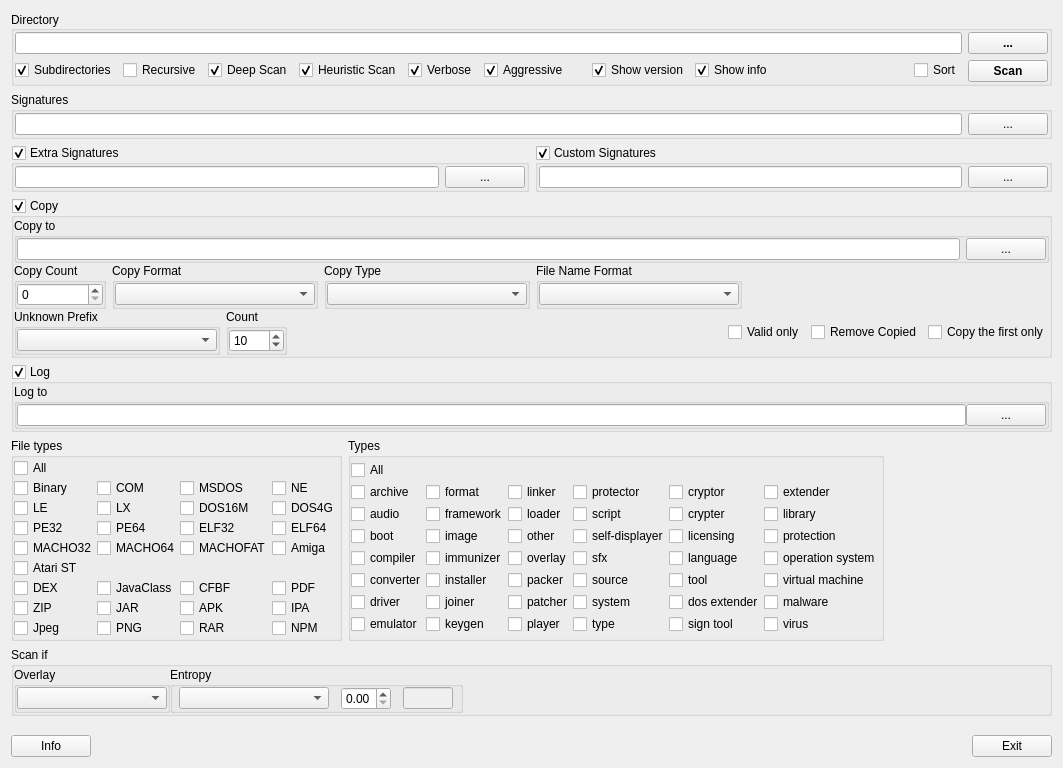
Qt form gui_source/guimainwindow.ui (horsicq/DIE-sort) before a commit.
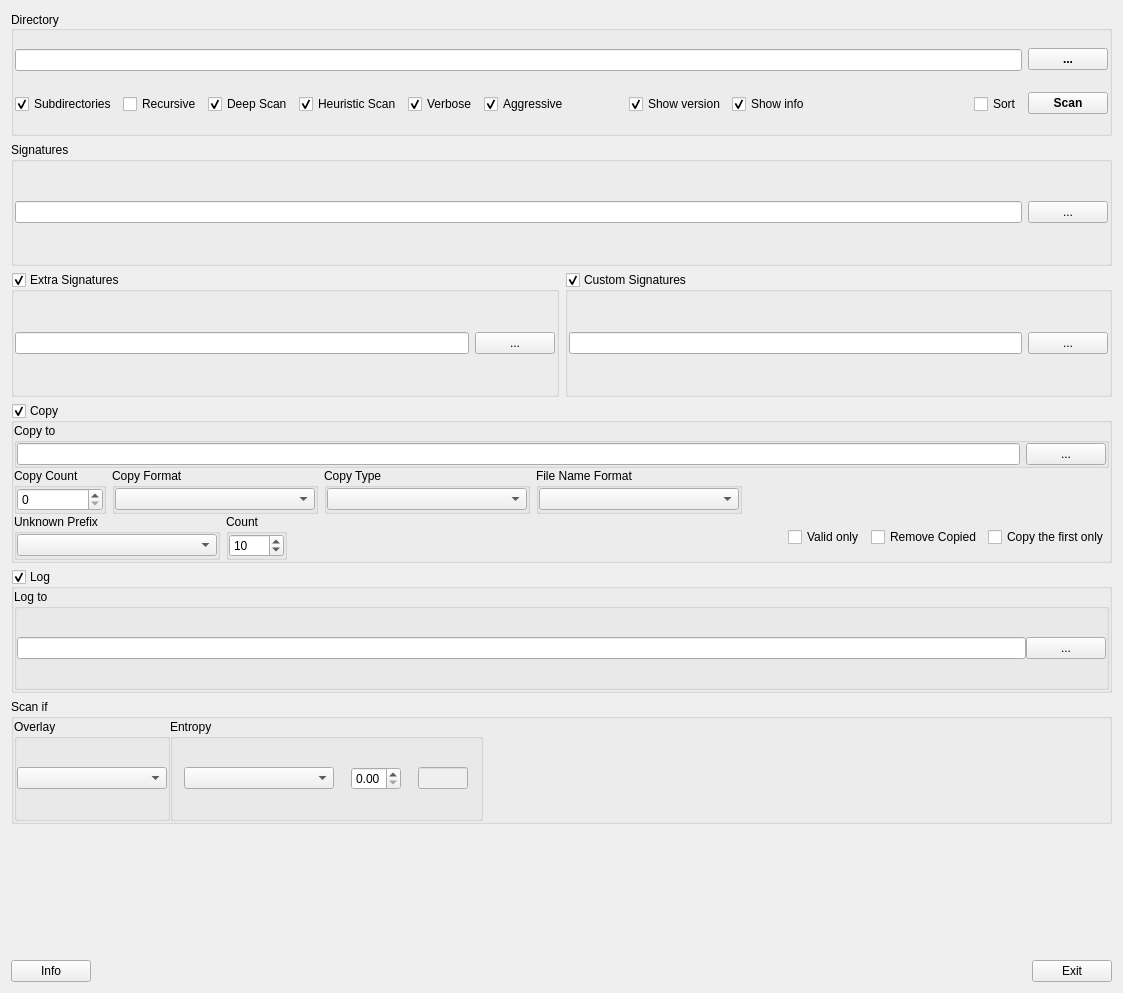
The same form after that commit. Custom widgets are drawn as their Qt base class.

Commit message: refactor(gui): remove file type and category checkboxes

```diff
--- a/gui_source/guimainwindow.ui
+++ b/gui_source/guimainwindow.ui
@@ -6,8 +6,8 @@
    <rect>
     <x>0</x>
     <y>0</y>
-    <width>1063</width>
-    <height>768</height>
+    <width>1123</width>
+    <height>993</height>
    </rect>
   </property>
   <property name="windowTitle">
@@ -693,582 +693,6 @@
       </layout>
      </widget>
     </item>
-    <item>
-     <layout class="QHBoxLayout" name="horizontalLayout_6">
-      <item>
-       <widget class="QGroupBox" name="groupBoxFileTypes">
-        <property name="title">
-         <string>File types</string>
-        </property>
-        <layout class="QGridLayout" name="gridLayout_2">
-         <property name="leftMargin">
-          <number>0</number>
-         </property>
-         <property name="topMargin">
-          <number>0</number>
-         </property>
-         <property name="rightMargin">
-          <number>0</number>
-         </property>
-         <property name="bottomMargin">
-          <number>0</number>
-         </property>
-         <property name="spacing">
-          <number>0</number>
-         </property>
-         <item row="10" column="3">
-          <widget class="QCheckBox" name="checkBoxPDF">
-           <property name="text">
-            <string>PDF</string>
-           </property>
-          </widget>
-         </item>
-         <item row="11" column="0">
-          <widget class="QCheckBox" name="checkBoxZIP">
-           <property name="text">
-            <string>ZIP</string>
-           </property>
-          </widget>
-         </item>
-         <item row="10" column="0">
-          <widget class="QCheckBox" name="checkBoxDEX">
-           <property name="text">
-            <string>DEX</string>
-           </property>
-          </widget>
-         </item>
-         <item row="11" column="3">
-          <widget class="QCheckBox" name="checkBoxIPA">
-           <property name="text">
-            <string>IPA</string>
-           </property>
-          </widget>
-         </item>
-         <item row="2" column="1">
-          <widget class="QCheckBox" name="checkBoxLX">
-           <property name="text">
-            <string>LX</string>
-           </property>
-          </widget>
-         </item>
-         <item row="1" column="2">
-          <widget class="QCheckBox" name="checkBoxMSDOS">
-           <property name="text">
-            <string>MSDOS</string>
-           </property>
-          </widget>
-         </item>
-         <item row="7" column="3">
-          <widget class="QCheckBox" name="checkBoxELF64">
-           <property name="text">
-            <string>ELF64</string>
-           </property>
-          </widget>
-         </item>
-         <item row="11" column="1">
-          <widget class="QCheckBox" name="checkBoxJAR">
-           <property name="text">
-            <string>JAR</string>
-           </property>
-          </widget>
-         </item>
-         <item row="10" column="2">
-          <widget class="QCheckBox" name="checkBoxCFBF">
-           <property name="text">
-            <string>CFBF</string>
-           </property>
-          </widget>
-         </item>
-         <item row="1" column="1">
-          <widget class="QCheckBox" name="checkBoxCOM">
-           <property name="text">
-            <string>COM</string>
-           </property>
-          </widget>
-         </item>
-         <item row="11" column="2">
-          <widget class="QCheckBox" name="checkBoxAPK">
-           <property name="text">
-            <string>APK</string>
-           </property>
-          </widget>
-         </item>
-         <item row="8" column="0">
-          <widget class="QCheckBox" name="checkBoxMACHO32">
-           <property name="text">
-            <string>MACHO32</string>
-           </property>
-          </widget>
-         </item>
-         <item row="7" column="2">
-          <widget class="QCheckBox" name="checkBoxELF32">
-           <property name="text">
-            <string>ELF32</string>
-           </property>
-          </widget>
-         </item>
-         <item row="2" column="0">
-          <widget class="QCheckBox" name="checkBoxLE">
-           <property name="text">
-            <string>LE</string>
-           </property>
-          </widget>
-         </item>
-         <item row="2" column="3">
-          <widget class="QCheckBox" name="checkBoxDOS4G">
-           <property name="text">
-            <string>DOS4G</string>
-           </property>
-          </widget>
-         </item>
-         <item row="13" column="2">
-          <widget class="QCheckBox" name="checkBoxRAR">
-           <property name="text">
-            <string>RAR</string>
-           </property>
-          </widget>
-         </item>
-         <item row="1" column="0">
-          <widget class="QCheckBox" name="checkBoxBinary">
-           <property name="text">
-            <string>Binary</string>
-           </property>
-          </widget>
-         </item>
-         <item row="13" column="0">
-          <widget class="QCheckBox" name="checkBoxJpeg">
-           <property name="text">
-            <string>Jpeg</string>
-           </property>
-          </widget>
-         </item>
-         <item row="8" column="3">
-          <widget class="QCheckBox" name="checkBoxAmiga">
-           <property name="text">
-            <string>Amiga</string>
-           </property>
-          </widget>
-         </item>
-         <item row="10" column="1">
-          <widget class="QCheckBox" name="checkBoxJavaClass">
-           <property name="text">
-            <string>JavaClass</string>
-           </property>
-          </widget>
-         </item>
-         <item row="8" column="1">
-          <widget class="QCheckBox" name="checkBoxMACHO64">
-           <property name="text">
-            <string>MACHO64</string>
-           </property>
-          </widget>
-         </item>
-         <item row="0" column="0">
-          <widget class="QCheckBox" name="checkBoxAllFileTypes">
-           <property name="text">
-            <string>All</string>
-           </property>
-          </widget>
-         </item>
-         <item row="7" column="0">
-          <widget class="QCheckBox" name="checkBoxPE32">
-           <property name="text">
-            <string>PE32</string>
-           </property>
-          </widget>
-         </item>
-         <item row="13" column="1">
-          <widget class="QCheckBox" name="checkBoxPNG">
-           <property name="text">
-            <string>PNG</string>
-           </property>
-          </widget>
-         </item>
-         <item row="2" column="2">
-          <widget class="QCheckBox" name="checkBoxDOS16M">
-           <property name="text">
-            <string>DOS16M</string>
-           </property>
-          </widget>
-         </item>
-         <item row="13" column="3">
-          <widget class="QCheckBox" name="checkBoxNPM">
-           <property name="text">
-            <string>NPM</string>
-           </property>
-          </widget>
-         </item>
-         <item row="8" column="2">
-          <widget class="QCheckBox" name="checkBoxMACHOFAT">
-           <property name="text">
-            <string>MACHOFAT</string>
-           </property>
-          </widget>
-         </item>
-         <item row="1" column="3">
-          <widget class="QCheckBox" name="checkBoxNE">
-           <property name="text">
-            <string>NE</string>
-           </property>
-          </widget>
-         </item>
-         <item row="7" column="1">
-          <widget class="QCheckBox" name="checkBoxPE64">
-           <property name="text">
-            <string>PE64</string>
-           </property>
-          </widget>
-         </item>
-         <item row="9" column="0">
-          <widget class="QCheckBox" name="checkBoxAtariST">
-           <property name="text">
-            <string>Atari ST</string>
-           </property>
-          </widget>
-         </item>
-        </layout>
-       </widget>
-      </item>
-      <item>
-       <widget class="QGroupBox" name="groupBoxTypes">
-        <property name="title">
-         <string>Types</string>
-        </property>
-        <layout class="QGridLayout" name="gridLayout">
-         <property name="leftMargin">
-          <number>0</number>
-         </property>
-         <property name="topMargin">
-          <number>0</number>
-         </property>
-         <property name="rightMargin">
-          <number>0</number>
-         </property>
-         <property name="bottomMargin">
-          <number>0</number>
-         </property>
-         <property name="spacing">
-          <number>0</number>
-         </property>
-         <item row="6" column="4">
-          <widget class="QCheckBox" name="checkBox_dos_extender">
-           <property name="text">
-            <string>dos extender</string>
-           </property>
-          </widget>
-         </item>
-         <item row="3" column="3">
-          <widget class="QCheckBox" name="checkBox_self_displayer">
-           <property name="text">
-            <string>self-displayer</string>
-           </property>
-          </widget>
-         </item>
-         <item row="7" column="3">
-          <widget class="QCheckBox" name="checkBox_type">
-           <property name="text">
-            <string>type</string>
-           </property>
-          </widget>
-         </item>
-         <item row="3" column="2">
-          <widget class="QCheckBox" name="checkBox_other">
-           <property name="text">
-            <string>other</string>
-           </property>
-          </widget>
-         </item>
-         <item row="5" column="0">
-          <widget class="QCheckBox" name="checkBox_converter">
-           <property name="text">
-            <string>converter</string>
-           </property>
-          </widget>
-         </item>
-         <item row="5" column="2">
-          <widget class="QCheckBox" name="checkBox_packer">
-           <property name="text">
-            <string>packer</string>
-           </property>
-          </widget>
-         </item>
-         <item row="0" column="0">
-          <widget class="QCheckBox" name="checkBoxAllTypes">
-           <property name="text">
-            <string>All</string>
-           </property>
-          </widget>
-         </item>
-         <item row="2" column="4">
-          <widget class="QCheckBox" name="checkBox_crypter">
-           <property name="text">
-            <string>crypter</string>
-           </property>
-          </widget>
-         </item>
-         <item row="4" column="4">
-          <widget class="QCheckBox" name="checkBox_language">
-           <property name="text">
-            <string>language</string>
-           </property>
-          </widget>
-         </item>
-         <item row="4" column="2">
-          <widget class="QCheckBox" name="checkBox_overlay">
-           <property name="text">
-            <string>overlay</string>
-           </property>
-          </widget>
-         </item>
-         <item row="3" column="0">
-          <widget class="QCheckBox" name="checkBox_boot">
-           <property name="text">
-            <string>boot</string>
-           </property>
-          </widget>
-         </item>
-         <item row="6" column="0">
-          <widget class="QCheckBox" name="checkBox_driver">
-           <property name="text">
-            <string>driver</string>
-           </property>
-          </widget>
-         </item>
-         <item row="2" column="3">
-          <widget class="QCheckBox" name="checkBox_script">
-           <property name="text">
-            <string>script</string>
-           </property>
-          </widget>
-         </item>
-         <item row="2" column="0">
-          <widget class="QCheckBox" name="checkBox_audio">
-           <property name="text">
-            <string>audio</string>
-           </property>
-          </widget>
-         </item>
-         <item row="6" column="3">
-          <widget class="QCheckBox" name="checkBox_system">
-           <property name="text">
-            <string>system</string>
-           </property>
-          </widget>
-         </item>
-         <item row="3" column="1">
-          <widget class="QCheckBox" name="checkBox_image">
-           <property name="text">
-            <string>image</string>
-           </property>
-          </widget>
-         </item>
-         <item row="4" column="1">
-          <widget class="QCheckBox" name="checkBox_immunizer">
-           <property name="text">
-            <string>immunizer</string>
-           </property>
-          </widget>
-         </item>
-         <item row="1" column="4">
-          <widget class="QCheckBox" name="checkBox_cryptor">
-           <property name="text">
-            <string>cryptor</string>
-           </property>
-          </widget>
-         </item>
-         <item row="5" column="4">
-          <widget class="QCheckBox" name="checkBox_tool">
-           <property name="text">
-            <string>tool</string>
-           </property>
-          </widget>
-         </item>
-         <item row="7" column="2">
-          <widget class="QCheckBox" name="checkBox_player">
-           <property name="text">
-            <string>player</string>
-           </property>
-          </widget>
-         </item>
-         <item row="2" column="2">
-          <widget class="QCheckBox" name="checkBox_loader">
-           <property name="text">
-            <string>loader</string>
-           </property>
-          </widget>
-         </item>
-         <item row="7" column="1">
-          <widget class="QCheckBox" name="checkBox_keygen">
-           <property name="text">
-            <string>keygen</string>
-           </property>
-          </widget>
-         </item>
-         <item row="4" column="3">
-          <widget class="QCheckBox" name="checkBox_sfx">
-           <property name="text">
-            <string>sfx</string>
-           </property>
-          </widget>
-         </item>
-         <item row="5" column="3">
-          <widget class="QCheckBox" name="checkBox_source">
-           <property name="text">
-            <string>source</string>
-           </property>
-          </widget>
-         </item>
-         <item row="1" column="1">
-          <widget class="QCheckBox" name="checkBox_format">
-           <property name="text">
-            <string>format</string>
-           </property>
-          </widget>
-         </item>
-         <item row="6" column="2">
-          <widget class="QCheckBox" name="checkBox_patcher">
-           <property name="text">
-            <string>patcher</string>
-           </property>
-          </widget>
-         </item>
-         <item row="1" column="3">
-          <widget class="QCheckBox" name="checkBox_protector">
-           <property name="text">
-            <string>protector</string>
-           </property>
-          </widget>
-         </item>
-         <item row="5" column="1">
-          <widget class="QCheckBox" name="checkBox_installer">
-           <property name="text">
-            <string>installer</string>
-           </property>
-          </widget>
-         </item>
-         <item row="2" column="1">
-          <widget class="QCheckBox" name="checkBox_framework">
-           <property name="text">
-            <string>framework</string>
-           </property>
-          </widget>
-         </item>
-         <item row="6" column="1">
-          <widget class="QCheckBox" name="checkBox_joiner">
-           <property name="text">
-            <string>joiner</string>
-           </property>
-          </widget>
-         </item>
-         <item row="3" column="4">
-          <widget class="QCheckBox" name="checkBox_licensing">
-           <property name="text">
-            <string>licensing</string>
-           </property>
-          </widget>
-         </item>
-         <item row="7" column="0">
-          <widget class="QCheckBox" name="checkBox_emulator">
-           <property name="text">
-            <string>emulator</string>
-           </property>
-          </widget>
-         </item>
-         <item row="1" column="2">
-          <widget class="QCheckBox" name="checkBox_linker">
-           <property name="text">
-            <string>linker</string>
-           </property>
-          </widget>
-         </item>
-         <item row="4" column="0">
-          <widget class="QCheckBox" name="checkBox_compiler">
-           <property name="text">
-            <string>compiler</string>
-           </property>
-          </widget>
-         </item>
-         <item row="7" column="4">
-          <widget class="QCheckBox" name="checkBox_sign_tool">
-           <property name="text">
-            <string>sign tool</string>
-           </property>
-          </widget>
-         </item>
-         <item row="1" column="0">
-          <widget class="QCheckBox" name="checkBox_archive">
-           <property name="text">
-            <string>archive</string>
-           </property>
-          </widget>
-         </item>
-         <item row="1" column="5">
-          <widget class="QCheckBox" name="checkBox_extender">
-           <property name="text">
-            <string>extender</string>
-           </property>
-          </widget>
-         </item>
-         <item row="2" column="5">
-          <widget class="QCheckBox" name="checkBox_library">
-           <property name="text">
-            <string>library</string>
-           </property>
-          </widget>
-         </item>
-         <item row="3" column="5">
-          <widget class="QCheckBox" name="checkBox_protection">
-           <property name="text">
-            <string>protection</string>
-           </property>
-          </widget>
-         </item>
-         <item row="4" column="5">
-          <widget class="QCheckBox" name="checkBox_operation_system">
-           <property name="text">
-            <string>operation system</string>
-           </property>
-          </widget>
-         </item>
-         <item row="5" column="5">
-          <widget class="QCheckBox" name="checkBox_virtual_machine">
-           <property name="text">
-            <string>virtual machine</string>
-           </property>
-          </widget>
-         </item>
-         <item row="6" column="5">
-          <widget class="QCheckBox" name="checkBox_malware">
-           <property name="text">
-            <string>malware</string>
-           </property>
-          </widget>
-         </item>
-         <item row="7" column="5">
-          <widget class="QCheckBox" name="checkBox_virus">
-           <property name="text">
-            <string>virus</string>
-           </property>
-          </widget>
-         </item>
-        </layout>
-       </widget>
-      </item>
-      <item>
-       <spacer name="horizontalSpacer_3">
-        <property name="orientation">
-         <enum>Qt::Horizontal</enum>
-        </property>
-        <property name="sizeHint" stdset="0">
-         <size>
-          <width>40</width>
-          <height>20</height>
-         </size>
-        </property>
-       </spacer>
-      </item>
-     </layout>
-    </item>
     <item>
      <widget class="QGroupBox" name="groupBoxCopyIf">
       <property name="title">
@@ -1407,19 +831,6 @@
       </layout>
      </widget>
     </item>
-    <item>
-     <spacer name="verticalSpacer">
-      <property name="orientation">
-       <enum>Qt::Vertical</enum>
-      </property>
-      <property name="sizeHint" stdset="0">
-       <size>
-        <width>20</width>
-        <height>40</height>
-       </size>
-      </property>
-     </spacer>
-    </item>
     <item>
      <widget class="XScanSortWidget" name="widgetSort" native="true"/>
     </item>
```
The commit also changes 2 other files.
